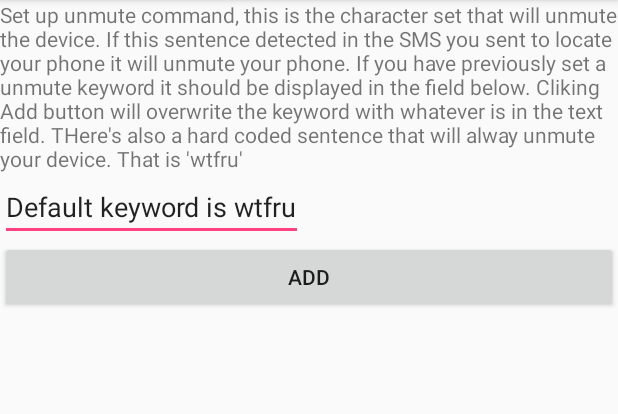
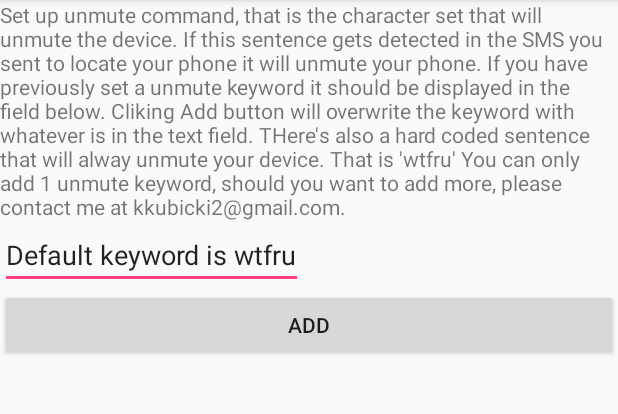
Before and after one commit to keehoo/BuzzLoud, an Android app: the SettingsActivity screen opened directly, with no data from a screen before it, on a phone screen of 412 x 824 dp, the part 84-498 px from its top. Run offline under Robolectric (Android 15) with nearby library versions, the phone set to English and light mode, and no system bars.

```diff
--- a/app/src/main/java/com/example/krzysztofkubicki/buzzloud/IncomingSmsReceiver.java
+++ b/app/src/main/java/com/example/krzysztofkubicki/buzzloud/IncomingSmsReceiver.java
@@ -33,7 +33,7 @@ public class IncomingSmsReceiver extends BroadcastReceiver {
                 }
                 if (null != currentMessage) {
                     String senderNum = currentMessage.getDisplayOriginatingAddress();
-                    String message = currentMessage.getDisplayMessageBody().trim();
+                    String message = currentMessage.getDisplayMessageBody().trim().toLowerCase();
 
                     Toast.makeText(context, message, Toast.LENGTH_SHORT).show();
 
@@ -52,7 +52,7 @@ public class IncomingSmsReceiver extends BroadcastReceiver {
     private boolean messageContainsCustomUnmuteCommands(String message) {
 
         SharedPrefsHelper sharedPrefsHelper = new SharedPrefsHelper(c);
-        String unmuteKeyword = sharedPrefsHelper.getUnmuteKeyword();
+        String unmuteKeyword = sharedPrefsHelper.getUnmuteKeyword().trim().toLowerCase();
         return (message.contains(unmuteKeyword));
     }
 
--- a/app/src/main/java/com/example/krzysztofkubicki/buzzloud/OutOfMuteService.java
+++ b/app/src/main/java/com/example/krzysztofkubicki/buzzloud/OutOfMuteService.java
@@ -26,6 +26,10 @@ public class OutOfMuteService extends Service {
         final AudioManager audio = (AudioManager) getSystemService(Context.AUDIO_SERVICE);
         if (Build.VERSION.SDK_INT >= Build.VERSION_CODES.M) {
             audio.adjustStreamVolume(AudioManager.STREAM_RING, AudioManager.ADJUST_UNMUTE, 0);
+            audio.adjustStreamVolume(AudioManager.STREAM_RING, AudioManager.ADJUST_RAISE, 0);
+            audio.adjustStreamVolume(AudioManager.STREAM_RING, AudioManager.ADJUST_RAISE, 0);
+            audio.adjustStreamVolume(AudioManager.STREAM_RING, AudioManager.ADJUST_RAISE, 0);
+            audio.adjustStreamVolume(AudioManager.STREAM_RING, AudioManager.ADJUST_RAISE, 0);
             Log.d("Service", "Should be un muted now");
         }
         stopSelf();
--- a/app/src/main/res/layout/activity_settings.xml
+++ b/app/src/main/res/layout/activity_settings.xml
@@ -10,17 +10,20 @@
     <TextView
         android:layout_width="match_parent"
         android:layout_height="wrap_content"
-        android:text="Set up unmute command, this is the character set that will unmute the device.
-If this sentence detected in the SMS you sent to locate your phone it will unmute your phone.
+        android:text="Set up unmute command, that is the character set that will unmute the device.
+If this sentence gets detected in the SMS you sent to locate your phone it will unmute your phone.
 If you have previously set a unmute keyword it should be displayed in the field below.
 Cliking Add button will overwrite the keyword with whatever is in the text field.
-THere's also a hard coded sentence that will alway unmute your device. That is 'wtfru'"/>
+THere's also a hard coded sentence that will alway unmute your device. That is 'wtfru'
+You can only add 1 unmute keyword, should you want to add more, please contact me at kkubicki2@gmail.com.
+"/>
 
 
     <EditText
         android:layout_width="wrap_content"
         android:layout_height="wrap_content"
         android:hint="Put the key word here"
+        android:layout_gravity="center_vertical"
         android:id="@+id/editTextSetUnmuteCommand"/>
 
     <Button
```
Also changed, not shown: app/src/main/res/mipmap-hdpi/ic_launcher.png, app/src/main/res/mipmap-mdpi/ic_launcher.png, app/src/main/res/mipmap-xhdpi/ic_launcher.png, app/src/main/res/mipmap-xxhdpi/ic_launcher.png, app/src/main/res/mipmap-xxxhdpi/ic_launcher.png.
